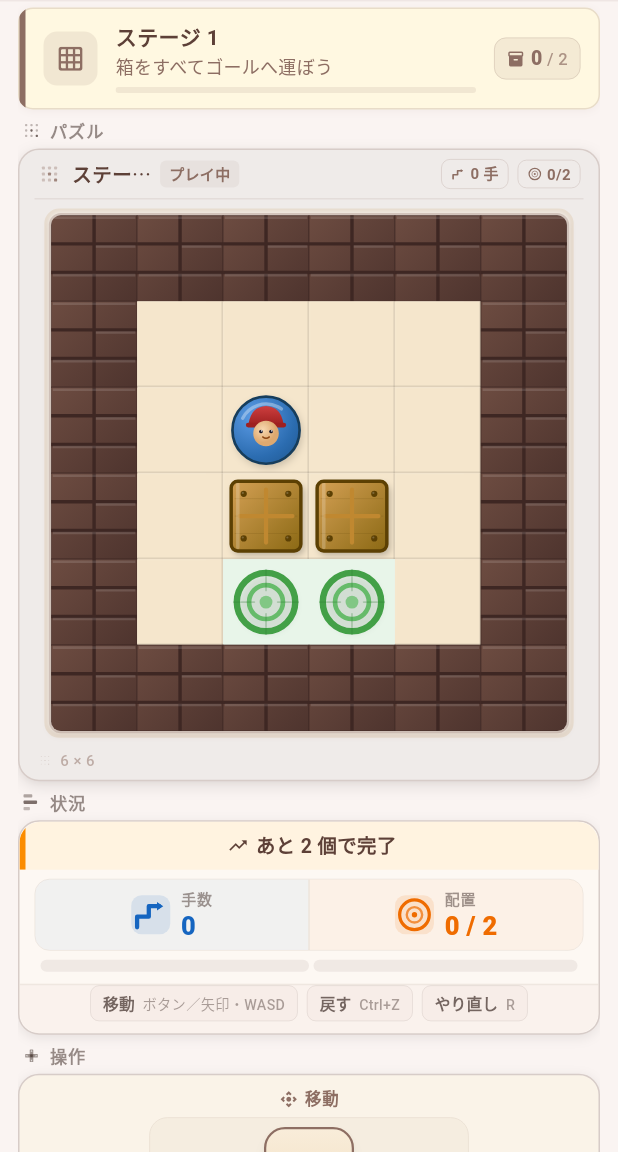
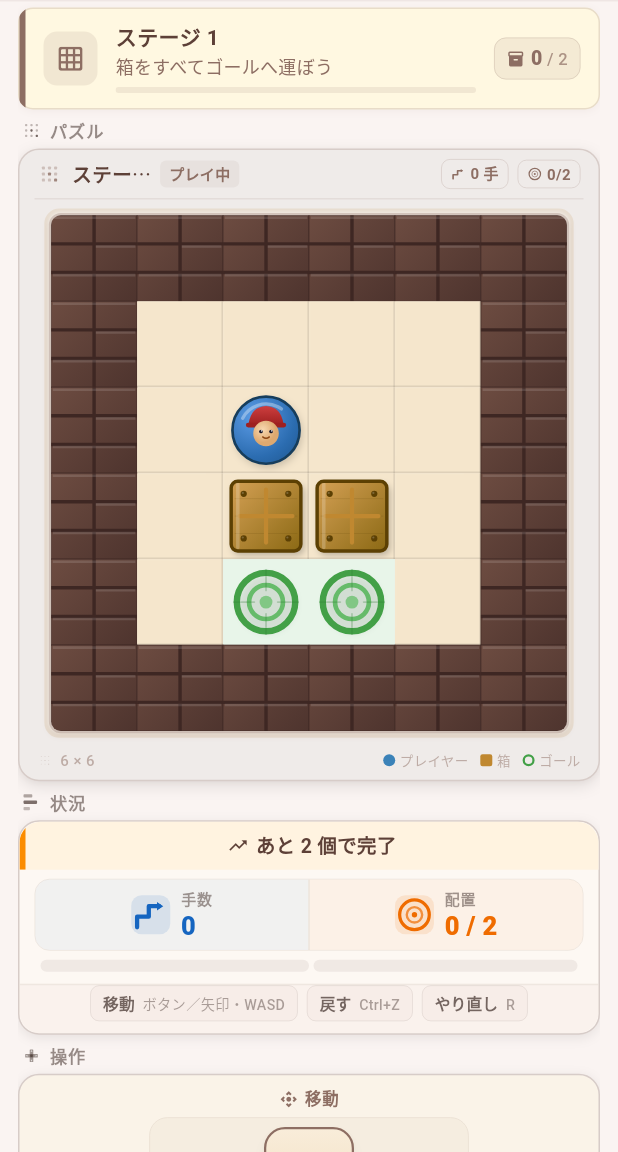
Before and after one commit to mozuq-lab/sokoban-app, a Flutter app: the screen it shows after launch, on a phone screen of 412 x 824 dp, the part 84-1236 px from its top. Run offline on Flutter 3.47's test engine with Material 3 defaults, Android fonts, the phone set to English and light mode, and no system bars.

Commit message:
改善: 盤面カードフッターにプレイヤー・箱・ゴールの凡例を追加
盤面カード下部のグリッドサイズ表示の右側に、各要素を示す小さな
凡例（色付きアイコン＋ラベル）を追加した。初見でも盤面の意味が
伝わりやすくなる。

既存のゲームウィジェット（PlayerWidget 等）を直接使うとテストの
findsOneWidget と衝突するため、簡易な図形（丸・角丸四角・リング）
で控えめに表現している。

Co-Authored-By: Claude Opus 4.6 (1M context) <noreply@anthropic.com>

```diff
--- a/lib/features/game/presentation/home_screen.dart
+++ b/lib/features/game/presentation/home_screen.dart
@@ -742,6 +742,11 @@ class _BoardSection extends StatelessWidget {
                         letterSpacing: 0.3,
                       ),
                     ),
+                    const Spacer(),
+                    // --- 凡例 ---
+                    const _BoardLegend(
+                      key: Key('board_legend'),
+                    ),
                   ],
                 ),
               ),
@@ -749,6 +754,74 @@ class _BoardSection extends StatelessWidget {
           ),
         ),
       ),
+    );
+  }
+}
+
+/// 盤面フッターの凡例（プレイヤー・箱・ゴール）。
+///
+/// ゲーム用ウィジェット (PlayerWidget 等) を直接使うとテストの
+/// `findsOneWidget` と衝突するため、簡易な図形で表現する。
+class _BoardLegend extends StatelessWidget {
+  const _BoardLegend({super.key});
+
+  static const _labelStyle = TextStyle(
+    fontSize: 9,
+    fontWeight: FontWeight.w500,
+    color: Color(0xFF8D6E63),
+    letterSpacing: 0.2,
+  );
+
+  @override
+  Widget build(BuildContext context) {
+    return Row(
+      mainAxisSize: MainAxisSize.min,
+      children: [
+        // プレイヤー: 青い丸
+        Container(
+          width: 8,
+          height: 8,
+          decoration: const BoxDecoration(
+            shape: BoxShape.circle,
+            color: Color(0xFF3B82B8),
+          ),
+        ),
+        const SizedBox(width: 3),
+        Text('プレイヤー',
+            style: _labelStyle.copyWith(
+                color: const Color(0xFF8D6E63).withValues(alpha: 0.5))),
+        const SizedBox(width: 8),
+        // 箱: 琥珀色の角丸四角
+        Container(
+          width: 8,
+          height: 8,
+          decoration: BoxDecoration(
+            borderRadius: BorderRadius.circular(1.5),
+            color: const Color(0xFFC08830),
+          ),
+        ),
+        const SizedBox(width: 3),
+        Text('箱',
+            style: _labelStyle.copyWith(
+                color: const Color(0xFF8D6E63).withValues(alpha: 0.5))),
+        const SizedBox(width: 8),
+        // ゴール: 緑のリング
+        Container(
+          width: 8,
+          height: 8,
+          decoration: BoxDecoration(
+            shape: BoxShape.circle,
+            border: Border.all(
+              color: const Color(0xFF43A047),
+              width: 1.5,
+            ),
+          ),
+        ),
+        const SizedBox(width: 3),
+        Text('ゴール',
+            style: _labelStyle.copyWith(
+                color: const Color(0xFF8D6E63).withValues(alpha: 0.5))),
+      ],
     );
   }
 }
```
